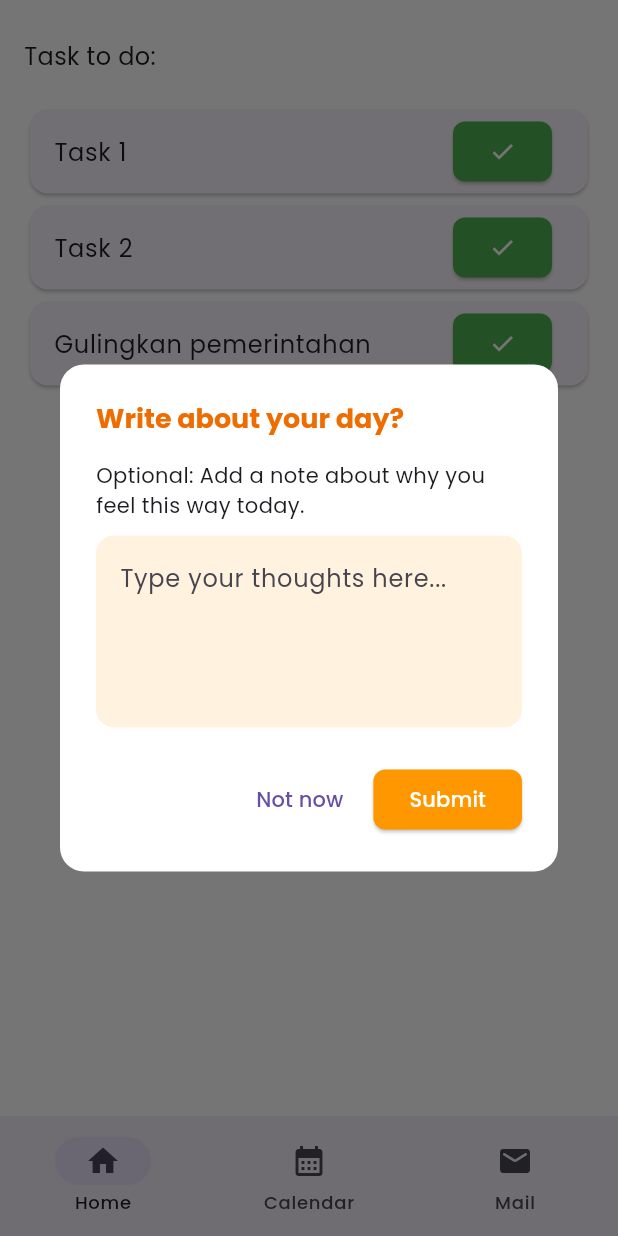
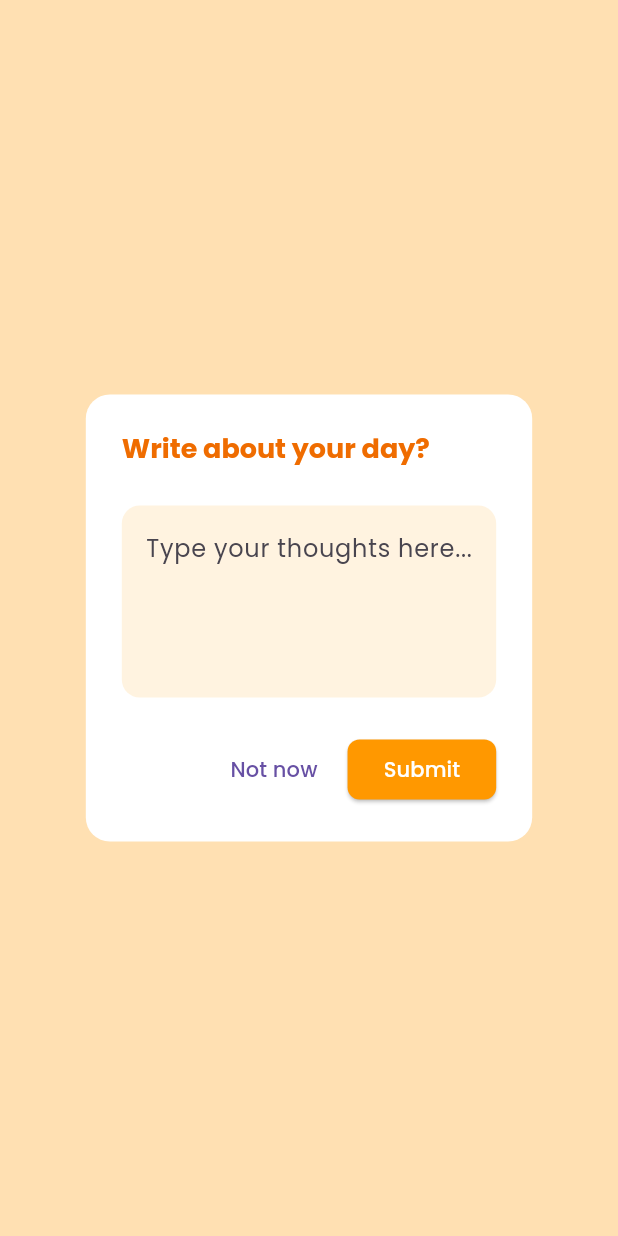
Before and after one commit to AndrewSebastianH/thesis-frontend, a Flutter app: the HomePage screen opened by its route, after a tap on an icon or button, on a phone screen of 412 x 824 dp. Run offline on Flutter 3.47's test engine with Material 3 defaults, Android fonts, the phone set to English and light mode, and no system bars; our stand-ins replace dio, flutter_dotenv, flutter_otp_text_field, go_router, google_fonts, shared_preferences and 1 more; accounts and stored records are empty.

Commit message:
feat: gives color to reflection dialog in homepage

```diff
--- a/thesis_frontend/lib/screens/main/home_page.dart
+++ b/thesis_frontend/lib/screens/main/home_page.dart
@@ -107,47 +107,17 @@ class _HomePageState extends State<HomePage> {
 
     if (!mounted) return;
 
-    await Future.delayed(const Duration(milliseconds: 300)); // smooth UX
+    // await Future.delayed(const Duration(milliseconds: 150)); // smooth UX
 
     _showDetailInputDialog(mood);
   }
-
-  // Future<void> _submitMood(String mood) async {
-  //   Navigator.of(context, rootNavigator: true).pop();
-
-  //   // Store that we've shown the mood screen today
-  //   final prefs = await SharedPreferences.getInstance();
-  //   final now = DateTime.now();
-  //   final currentDate = "${now.year}-${now.month}-${now.day}";
-  //   await prefs.setString('lastMoodScreenDate', currentDate);
-
-  //   // Send mood to backend
-  //   try {
-  //     // final response = await http.post(
-  //     //   Uri.parse('https://your-api-url.com/api/mood'),
-  //     //   headers: {'Content-Type': 'application/json'},
-  //     //   body: '{"mood": "$mood"}',
-  //     // );
-
-  //     // if (response.statusCode == 200) {
-  //     //   ScaffoldMessenger.of(
-  //     //     context,
-  //     //   ).showSnackBar(SnackBar(content: Text("Mood submitted: $mood")));
-  //     // } else {
-  //     //   throw Exception("Failed to submit mood");
-  //     // }
-  //   } catch (e) {
-  //     ScaffoldMessenger.of(
-  //       context,
-  //     ).showSnackBar(const SnackBar(content: Text("Failed to submit mood")));
-  //   }
-  // }
 
   void _showDetailInputDialog(String mood) {
     final TextEditingController _detailController = TextEditingController();
 
     showDialog(
       context: context,
+      barrierColor: Colors.orange[100],
       barrierDismissible: false,
       builder: (context) {
         return AlertDialog(
@@ -166,10 +136,6 @@ class _HomePageState extends State<HomePage> {
           content: Column(
             mainAxisSize: MainAxisSize.min,
             children: [
-              const Text(
-                "Optional: Add a note about why you feel this way today.",
-                style: TextStyle(fontSize: 14),
-              ),
               const SizedBox(height: 10),
               TextField(
                 controller: _detailController,
@@ -224,8 +190,8 @@ class _HomePageState extends State<HomePage> {
     await prefs.setString('lastMoodScreenDate', currentDate);
 
     // TODO: Send this to backend later
-    print("Mood submitted: $mood");
-    print("Detail: $detail");
+    // print("Mood submitted: $mood");
+    // print("Detail: $detail");
 
     if (!mounted) return;
 
```
